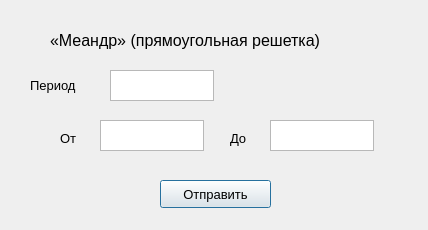
Old version of the form ui/meander_dialog.ui in the repository FroggyKwa/SignalAnalyzer.
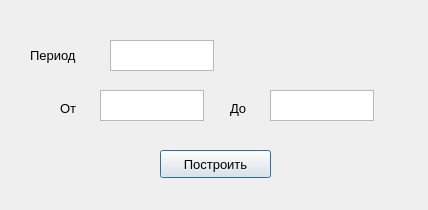
New version of the form.

The edit to the form file:
```diff
--- a/ui/meander_dialog.ui
+++ b/ui/meander_dialog.ui
@@ -7,19 +7,19 @@
     <x>0</x>
     <y>0</y>
     <width>428</width>
-    <height>230</height>
+    <height>210</height>
    </rect>
   </property>
   <property name="minimumSize">
    <size>
     <width>428</width>
-    <height>230</height>
+    <height>210</height>
    </size>
   </property>
   <property name="maximumSize">
    <size>
     <width>428</width>
-    <height>230</height>
+    <height>210</height>
    </size>
   </property>
   <property name="windowTitle">
@@ -29,7 +29,7 @@
    <property name="geometry">
     <rect>
      <x>30</x>
-     <y>70</y>
+     <y>40</y>
      <width>71</width>
      <height>31</height>
     </rect>
@@ -47,35 +47,17 @@
    <property name="geometry">
     <rect>
      <x>110</x>
-     <y>70</y>
+     <y>40</y>
      <width>104</width>
      <height>31</height>
     </rect>
    </property>
   </widget>
-  <widget class="QLabel" name="label_2">
-   <property name="geometry">
-    <rect>
-     <x>50</x>
-     <y>30</y>
-     <width>351</width>
-     <height>20</height>
-    </rect>
-   </property>
-   <property name="font">
-    <font>
-     <pointsize>12</pointsize>
-    </font>
-   </property>
-   <property name="text">
-    <string>«Меандр» (прямоугольная решетка) </string>
-   </property>
-  </widget>
   <widget class="QLabel" name="label_5">
    <property name="geometry">
     <rect>
      <x>60</x>
-     <y>130</y>
+     <y>100</y>
      <width>21</width>
      <height>16</height>
     </rect>
@@ -93,7 +75,7 @@
    <property name="geometry">
     <rect>
      <x>230</x>
-     <y>130</y>
+     <y>100</y>
      <width>21</width>
      <height>16</height>
     </rect>
@@ -111,7 +93,7 @@
    <property name="geometry">
     <rect>
      <x>100</x>
-     <y>120</y>
+     <y>90</y>
      <width>104</width>
      <height>31</height>
     </rect>
@@ -121,7 +103,7 @@
    <property name="geometry">
     <rect>
      <x>270</x>
-     <y>120</y>
+     <y>90</y>
      <width>104</width>
      <height>31</height>
     </rect>
@@ -134,7 +116,7 @@
    <property name="geometry">
     <rect>
      <x>160</x>
-     <y>180</y>
+     <y>150</y>
      <width>111</width>
      <height>28</height>
     </rect>
@@ -145,7 +127,7 @@
     </font>
    </property>
    <property name="text">
-    <string>Отправить</string>
+    <string>Построить</string>
    </property>
   </widget>
  </widget>
```
Left out of the diff: 4 changed lines with no effect on the pictures.
